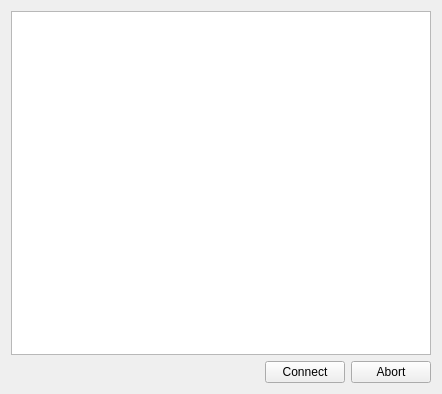
First picture: the form in epyq/busselector.ui, repository epcpower/st, before the edit.
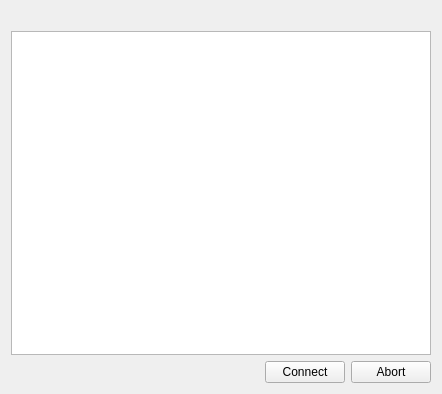
Second picture: the form after the edit.

Commit message:
Add PCAN flashing from bus selection dialog
Ref T162

What changed in the file:
```diff
--- a/epyq/busselector.ui
+++ b/epyq/busselector.ui
@@ -16,6 +16,13 @@
   <layout class="QVBoxLayout" name="verticalLayout_2">
    <item>
     <layout class="QVBoxLayout" name="verticalLayout">
+     <item>
+      <widget class="QLabel" name="notes">
+	   <property name="text">
+	    <string/>
+	   </property>
+	  </widget>
+     </item>
      <item>
       <widget class="QListWidget" name="list"/>
      </item>
```
The commit also changes 2 other files.
